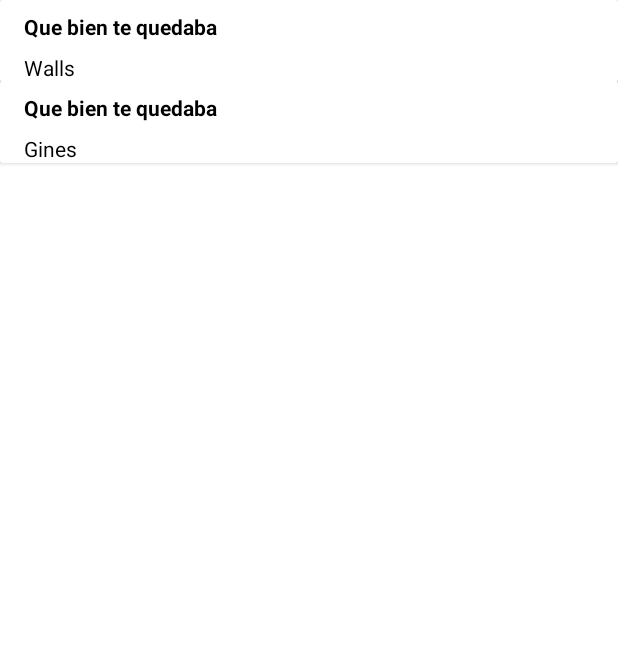
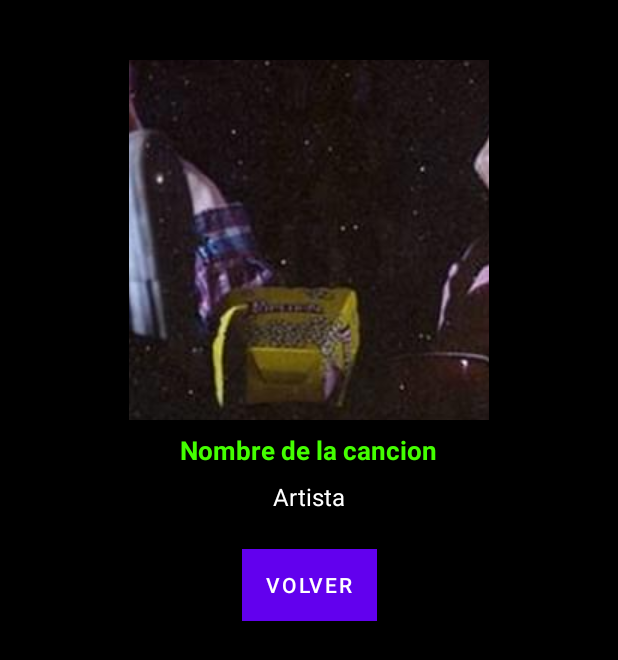
Before and after one commit to Danii13/ListaCanciones, an Android app: the fragment DetailFragment placed in its activity, on a phone screen of 412 x 824 dp. Shown: the top 660 px of the screen. Run offline under Robolectric (Android 15) with nearby library versions, the phone set to English and light mode, and no system bars; our stand-ins replace Picasso; pictures from the network do not load.

Commit message:
GraciasDosña

```diff
--- a/app/src/main/AndroidManifest.xml
+++ b/app/src/main/AndroidManifest.xml
@@ -1,6 +1,7 @@
 <?xml version="1.0" encoding="utf-8"?>
 <manifest xmlns:android="http://schemas.android.com/apk/res/android"
     package="com.dani.listacanciones">
+    <uses-permission android:name="android.permission.INTERNET"/>
 
     <application
         android:allowBackup="true"
--- a/app/src/main/java/com/dani/listacanciones/MainActivity.java
+++ b/app/src/main/java/com/dani/listacanciones/MainActivity.java
@@ -3,6 +3,8 @@ package com.dani.listacanciones;
 import androidx.appcompat.app.AppCompatActivity;
 
 import android.os.Bundle;
+import android.view.View;
+import android.widget.Toast;
 
 import com.dani.listacanciones.fragments.DetailFragment;
 import com.dani.listacanciones.model.Cancion;
@@ -17,11 +19,40 @@ public class MainActivity extends AppCompatActivity implements iComunicaFragment
         super.onCreate(savedInstanceState);
         setContentView(R.layout.activity_main);
         getSupportActionBar().hide();
+        detailFragment = (DetailFragment) getSupportFragmentManager().findFragmentById(R.id.cancion_detail_fragment);
+
+        View frag = findViewById(R.id.cancion_detail_fragment);
+        frag.setVisibility(View.INVISIBLE);
+
     }
 
     public void enviarCancion(Cancion cancion){
-        detailFragment = (DetailFragment) getSupportFragmentManager().findFragmentById(R.id.cancion_list_fragment);
+
+        detailFragment = (DetailFragment) getSupportFragmentManager().findFragmentById(R.id.cancion_detail_fragment);
+
+        View frag1 = findViewById(R.id.cancion_list_fragment);
+        detailFragment.seAllThings(cancion.getImageUrl(), cancion.getTitulo(), cancion.getAutor());
+        frag1.setVisibility(View.INVISIBLE);
         detailFragment.playSong(cancion.getSoundId());
 
     }
+
+    @Override
+    public void cambioLayout() {
+        View frag = findViewById(R.id.cancion_detail_fragment);
+        frag.setVisibility(View.VISIBLE);
+
+    }
+
+    @Override
+    public void volver() {
+        View frag = findViewById(R.id.cancion_detail_fragment);
+        frag.setVisibility(View.INVISIBLE);
+
+        View frag1 = findViewById(R.id.cancion_list_fragment);
+
+        frag1.setVisibility(View.VISIBLE);
+    }
+
+
 }
--- a/app/src/main/java/com/dani/listacanciones/adapter/CancionListAdapter.java
+++ b/app/src/main/java/com/dani/listacanciones/adapter/CancionListAdapter.java
@@ -55,9 +55,9 @@ public class CancionListAdapter extends BaseAdapter{
         //llenamos los elementos de la lista
         cancionArtistaTv.setText(cancion.getAutor());
         cancionTituloTv.setText(cancion.getTitulo());
-        //Picasso.get().load(cancion.getImageUrl()).into(cancionImage);
+        Picasso.get().load(cancion.getImageUrl()).into(cancionImage);
         //cancionImage.setImageResource(R.drawable.quebien);
-        Glide.with(view).load(cancion.getImageUrl()).into(cancionImage);
+        //Glide.with(view).load(cancion.getImageUrl()).into(cancionImage);
 
 
 
--- a/app/src/main/java/com/dani/listacanciones/fragments/CancionList.java
+++ b/app/src/main/java/com/dani/listacanciones/fragments/CancionList.java
@@ -1,12 +1,15 @@
 package com.dani.listacanciones.fragments;
 
+import android.content.Context;
 import android.os.Bundle;
 
+import androidx.annotation.NonNull;
 import androidx.fragment.app.Fragment;
-
+import com.dani.listacanciones.interfaces.iComunicaFragments;
 import android.view.LayoutInflater;
 import android.view.View;
 import android.view.ViewGroup;
+import android.widget.AdapterView;
 import android.widget.ListView;
 
 import com.dani.listacanciones.R;
@@ -27,6 +30,7 @@ public class CancionList extends Fragment {
     private static final String ARG_PARAM1 = "param1";
     private static final String ARG_PARAM2 = "param2";
 
+    iComunicaFragments iMuscia;
     private ListView lvCanciones;
     private CancionListAdapter adaptador;
     private ArrayList<Cancion> cancionesList = new ArrayList<>();
@@ -59,6 +63,12 @@ public class CancionList extends Fragment {
     }
 
     @Override
+    public void onAttach(@NonNull Context context) {
+        super.onAttach(context);
+        iMuscia = (iComunicaFragments) context;
+    }
+
+    @Override
     public void onCreate(Bundle savedInstanceState) {
         super.onCreate(savedInstanceState);
         if (getArguments() != null) {
@@ -76,14 +86,50 @@ public class CancionList extends Fragment {
         // 2 - A partir de este view vamos a obtener todos los views del Fragment
         lvCanciones = view.findViewById(R.id.Cancion_listView);
         // 3 - Traemos el resto de codigo del MainActivity
-        cancionesList.add(new Cancion("Walls", "Que bien te quedaba", "https://cdn.alfabetajuega.com/wp-content/uploads/2020/03/bulbasaur-pok%C3%A9mon.png", R.raw.sinmas));
-        cancionesList.add(new Cancion("Gines", "Que bien te quedaba", "https://images.genius.com/55eb8f1811436cccc179582019d33241.1000x1000x1.jpg", R.raw.sinmas));
+        cancionesList.add(new Cancion("Walls", "Que bien te quedaba", "https://images.genius.com/55eb8f1811436cccc179582019d33241.1000x1000x1.jpg", R.raw.sinmas));
+        cancionesList.add(new Cancion("Babi, Miranda", "Lo sabía", "https://images.genius.com/2c6775acc747cf8413b13d15d74483f0.1000x1000x1.jpg", R.raw.sinmas));
+
+        cancionesList.add(new Cancion("One Republic", "Counting stars", "https://m.media-amazon.com/images/I/812bZtstsBL._SS500_.jpg", R.raw.sinmas));
+        cancionesList.add(new Cancion("Passenger", "Let her go", "https://m.media-amazon.com/images/I/818mfPpYxdL._SS500_.jpg", R.raw.sinmas));
+
+        cancionesList.add(new Cancion("Walls", "Complicao", "https://images.genius.com/a2755733709366c1896d3f807ca750ad.1000x1000x1.png", R.raw.sinmas));
+        cancionesList.add(new Cancion("Nadal015", "Invictus", "https://i.scdn.co/image/ab67616d0000b2734743720c985d6156b6e336f7", R.raw.sinmas));
+
+        cancionesList.add(new Cancion("Shawn Mendes", "Stitches", "https://i.scdn.co/image/ab67616d0000b273908f7df282edee5f2be63121", R.raw.sinmas));
+        cancionesList.add(new Cancion("Alec Benjamin", "Swim", "https://i.scdn.co/image/ab67616d0000b273459d675aa0b6f3b211357370", R.raw.sinmas));
+
+        cancionesList.add(new Cancion("Swit eme", "Breakdown", "https://lite-images-i.scdn.co/image/ab67616d0000b2739ec9601c5c3bd1b8dd03d3c5", R.raw.sinmas));
+        cancionesList.add(new Cancion("Babi", "Cocaina", "https://i.scdn.co/image/ab67616d0000b273d8adae0a0e0e788506a0841b", R.raw.sinmas));
 
         adaptador = new CancionListAdapter(getActivity(),cancionesList,R.id.item);
 
         lvCanciones.setAdapter(adaptador);
 
+        lvCanciones.setOnItemClickListener(new AdapterView.OnItemClickListener() {
+            @Override
+            public void onItemClick(AdapterView<?> adapterView, View view, int i, long l) {
+
+                Cancion selectedCancion = (Cancion) adaptador.getItem(i);
+
+                if (selectedCancion != null) {
+                    if (iMuscia != null) {
+
+                    iMuscia.enviarCancion(selectedCancion);
+                    iMuscia.cambioLayout();
+                    }
+
+                }
+            }
+
+
+        });
 
         return view;
+
+
+
     }
+
+
+
 }
--- a/app/src/main/java/com/dani/listacanciones/fragments/DetailFragment.java
+++ b/app/src/main/java/com/dani/listacanciones/fragments/DetailFragment.java
@@ -1,16 +1,21 @@
 package com.dani.listacanciones.fragments;
 
+import android.content.Context;
 import android.media.MediaPlayer;
 import android.os.Bundle;
 
+import androidx.annotation.NonNull;
 import androidx.fragment.app.Fragment;
 
 import android.util.Log;
 import android.view.LayoutInflater;
 import android.view.View;
 import android.view.ViewGroup;
+import android.widget.Button;
 import android.widget.ImageView;
-
+import android.widget.TextView;
+import com.dani.listacanciones.interfaces.iComunicaFragments;
+import com.bumptech.glide.Glide;
 import com.dani.listacanciones.R;
 
 /**
@@ -26,6 +31,14 @@ public class DetailFragment extends Fragment {
     private static final String ARG_PARAM2 = "param2";
 
     private ImageView detailImageView;
+
+    iComunicaFragments iMuscia;
+
+    private ImageView imagenDtl;
+    private TextView tituloDtl;
+    public TextView artistaDtl;
+    private Button btnVolver;
+
 
     // TODO: Rename and change types of parameters
     private String mParam1;
@@ -53,9 +66,25 @@ public class DetailFragment extends Fragment {
         return fragment;
     }
 
+    @Override
+    public void onAttach(@NonNull Context context) {
+        super.onAttach(context);
+        iMuscia = (iComunicaFragments) context;
+    }
+
+    public void seAllThings(String imageUrl, String titulo, String artista){
+        Glide.with(this).load(imageUrl).into(detailImageView);
+        artistaDtl.setText(artista);
+        tituloDtl.setText(titulo);
+
+    }
 
     public void playSong(int SongID){
         MediaPlayer mediaPlayer = MediaPlayer.create(getActivity(), SongID);
+
+        if (mediaPlayer.isPlaying()){
+            mediaPlayer.stop();
+        }
         mediaPlayer.start();
     }
 
@@ -75,7 +104,23 @@ public class DetailFragment extends Fragment {
 
         View view = inflater.inflate(R.layout.fragment_detail, container, false);
 
-        detailImageView = (ImageView) view.findViewById(R.id.cancion_detail_imageView);
-        return inflater.inflate(R.layout.fragment_detail, container, false);
+        detailImageView = (ImageView) view.findViewById(R.id.imageViewDetail);
+
+
+        imagenDtl = (ImageView) view.findViewById(R.id.imageViewDetail);
+        artistaDtl = view.findViewById(R.id.tvArtistaDrl);
+        tituloDtl = view.findViewById(R.id.tvTituloDrl);
+        btnVolver = view.findViewById(R.id.btnBack);
+
+        btnVolver.setOnClickListener(view1 -> {
+            iMuscia.volver();
+        });
+
+        return view;
+
+
+
+
+
     }
 }
--- a/app/src/main/java/com/dani/listacanciones/interfaces/iComunicaFragments.java
+++ b/app/src/main/java/com/dani/listacanciones/interfaces/iComunicaFragments.java
@@ -4,4 +4,6 @@ import com.dani.listacanciones.model.Cancion;
 
 public interface iComunicaFragments {
     public void enviarCancion(Cancion cancion);
+    public void cambioLayout();
+    public void volver();
 }
--- a/app/src/main/res/layout/activity_main.xml
+++ b/app/src/main/res/layout/activity_main.xml
@@ -17,4 +17,10 @@
         app:layout_constraintTop_toTopOf="parent"
         tools:layout="@layout/fragment_cancion_list"/>
 
+    <fragment
+        android:layout_width="match_parent"
+        android:layout_height="match_parent"
+        android:id="@+id/cancion_detail_fragment"
+        android:name="com.dani.listacanciones.fragments.DetailFragment"/>
+
 </androidx.constraintlayout.widget.ConstraintLayout>
--- a/app/src/main/res/layout/fragment_cancion_list.xml
+++ b/app/src/main/res/layout/fragment_cancion_list.xml
@@ -1,16 +1,20 @@
 <?xml version="1.0" encoding="utf-8"?>
 <FrameLayout xmlns:android="http://schemas.android.com/apk/res/android"
+    xmlns:app="http://schemas.android.com/apk/res-auto"
     xmlns:tools="http://schemas.android.com/tools"
     android:layout_width="match_parent"
     android:layout_height="match_parent"
-    xmlns:app="http://schemas.android.com/apk/res-auto"
+    android:layout_margin="8dp"
+    android:background="#121212"
     tools:context=".fragments.CancionList">
 
     <ListView
+        android:id="@+id/Cancion_listView"
         android:layout_width="match_parent"
         android:layout_height="match_parent"
-        android:id="@+id/Cancion_listView"
-        android:divider="@color/black"
+        android:layout_margin="8dp"
+        android:dividerHeight="8dp"
+        android:footerDividersEnabled="true"
         app:layout_constraintBottom_toBottomOf="parent"
         app:layout_constraintEnd_toEndOf="parent"
         app:layout_constraintStart_toStartOf="parent"
--- a/app/src/main/res/layout/fragment_detail.xml
+++ b/app/src/main/res/layout/fragment_detail.xml
@@ -1,16 +1,86 @@
 <?xml version="1.0" encoding="utf-8"?>
-<FrameLayout xmlns:android="http://schemas.android.com/apk/res/android"
+<androidx.constraintlayout.widget.ConstraintLayout xmlns:android="http://schemas.android.com/apk/res/android"
+    xmlns:app="http://schemas.android.com/apk/res-auto"
     xmlns:tools="http://schemas.android.com/tools"
+    android:id="@+id/cancion_fragment_dtl"
     android:layout_width="match_parent"
     android:layout_height="match_parent"
+    android:background="#000000"
+    android:orientation="vertical"
     tools:context=".fragments.DetailFragment">
 
+    <androidx.cardview.widget.CardView
+        android:id="@+id/cardView"
+        android:layout_width="0dp"
+        android:layout_height="wrap_content"
+        android:layout_gravity="center"
+        android:layout_marginStart="16dp"
+        android:layout_marginTop="32dp"
+        android:layout_marginEnd="16dp"
+        android:layout_marginBottom="24dp"
+        android:foregroundGravity="center"
+        android:foregroundTint="#070707"
+        app:cardBackgroundColor="@color/black"
+        app:layout_constraintEnd_toEndOf="parent"
+        app:layout_constraintStart_toStartOf="parent"
+        app:layout_constraintTop_toTopOf="parent">
 
-    <ImageView
-        android:id="@+id/cancion_detail_imageView"
-        android:adjustViewBounds="true"
-        android:scaleType="centerCrop"
-        android:layout_width="match_parent"
-        android:layout_height="match_parent"/>
+        <androidx.constraintlayout.widget.ConstraintLayout
+            android:layout_width="match_parent"
+            android:layout_height="match_parent">
 
-</FrameLayout>
+            <ImageView
+                android:id="@+id/imageViewDetail"
+                android:layout_width="240dp"
+                android:layout_height="240dp"
+                android:layout_marginTop="8dp"
+                android:adjustViewBounds="true"
+                android:scaleType="center"
+                android:src="@drawable/quebien"
+                app:layout_constraintEnd_toEndOf="parent"
+                app:layout_constraintStart_toStartOf="parent"
+                app:layout_constraintTop_toTopOf="parent" />
+
+            <TextView
+                android:id="@+id/tvTituloDrl"
+                android:layout_width="wrap_content"
+                android:layout_height="match_parent"
+                android:layout_marginTop="8dp"
+                android:text="Nombre de la cancion"
+                android:textColor="#44FF00"
+                android:textSize="17dp"
+                android:textStyle="bold"
+                app:layout_constraintEnd_toEndOf="parent"
+                app:layout_constraintHorizontal_bias="0.497"
+                app:layout_constraintStart_toStartOf="parent"
+                app:layout_constraintTop_toBottomOf="@+id/imageViewDetail" />
+
+            <TextView
+                android:id="@+id/tvArtistaDrl"
+                android:layout_width="wrap_content"
+                android:layout_height="wrap_content"
+                android:layout_marginTop="8dp"
+                android:text="Artista"
+                android:textColor="@color/white"
+                android:textSize="16sp"
+                app:layout_constraintEnd_toEndOf="parent"
+                app:layout_constraintStart_toStartOf="parent"
+                app:layout_constraintTop_toBottomOf="@+id/tvTituloDrl" />
+        </androidx.constraintlayout.widget.ConstraintLayout>
+
+
+    </androidx.cardview.widget.CardView>
+
+    <Button
+        android:id="@+id/btnBack"
+        android:layout_width="wrap_content"
+        android:layout_height="wrap_content"
+        android:layout_marginTop="24dp"
+        android:background="#000000"
+        android:backgroundTint="#000000"
+        android:text="Volver"
+        app:layout_constraintEnd_toEndOf="parent"
+        app:layout_constraintStart_toStartOf="parent"
+        app:layout_constraintTop_toBottomOf="@+id/cardView" />
+
+</androidx.constraintlayout.widget.ConstraintLayout>
--- a/app/src/main/res/layout/item.xml
+++ b/app/src/main/res/layout/item.xml
@@ -4,14 +4,19 @@
     xmlns:tools="http://schemas.android.com/tools"
     android:id="@+id/item"
     android:layout_width="match_parent"
-    android:layout_height="match_parent"
+    android:layout_height="wrap_content"
     tools:context=".fragments.CancionList"
-    android:padding="8dp">
+    android:padding="8dp"
+    app:cardBackgroundColor="@color/black"
+    android:layout_margin="20dp"
+
+    >
 
     <androidx.constraintlayout.widget.ConstraintLayout
         android:id="@+id/relativeLayout"
         android:layout_width="match_parent"
         android:layout_height="wrap_content"
+        android:padding="8dp"
         >
 
         <ImageView
@@ -21,8 +26,8 @@
             android:layout_marginStart="8dp"
             android:layout_marginTop="8dp"
             android:adjustViewBounds="true"
-            android:maxWidth="150dp"
-            android:maxHeight="150dp"
+            android:maxWidth="70dp"
+            android:maxHeight="70dp"
             android:layout_weight="1"
             app:layout_constraintStart_toStartOf="parent"
             app:layout_constraintTop_toTopOf="parent"
@@ -35,7 +40,7 @@
             android:layout_marginStart="8dp"
             android:layout_marginTop="8dp"
             android:text="TextView"
-            android:textColor="@color/black"
+            android:textColor="@color/white"
             android:textStyle="bold"
             app:layout_constraintStart_toEndOf="@+id/imageViewCancion"
             app:layout_constraintTop_toTopOf="parent" />
@@ -47,9 +52,10 @@
             android:layout_marginStart="8dp"
             android:layout_marginTop="8dp"
             android:text="TextView"
-            android:textColor="@color/black"
+            android:textColor="#989898"
             app:layout_constraintStart_toEndOf="@+id/imageViewCancion"
             app:layout_constraintTop_toBottomOf="@+id/textViewTitulo" />
 
+
     </androidx.constraintlayout.widget.ConstraintLayout>
 </androidx.cardview.widget.CardView>
```
